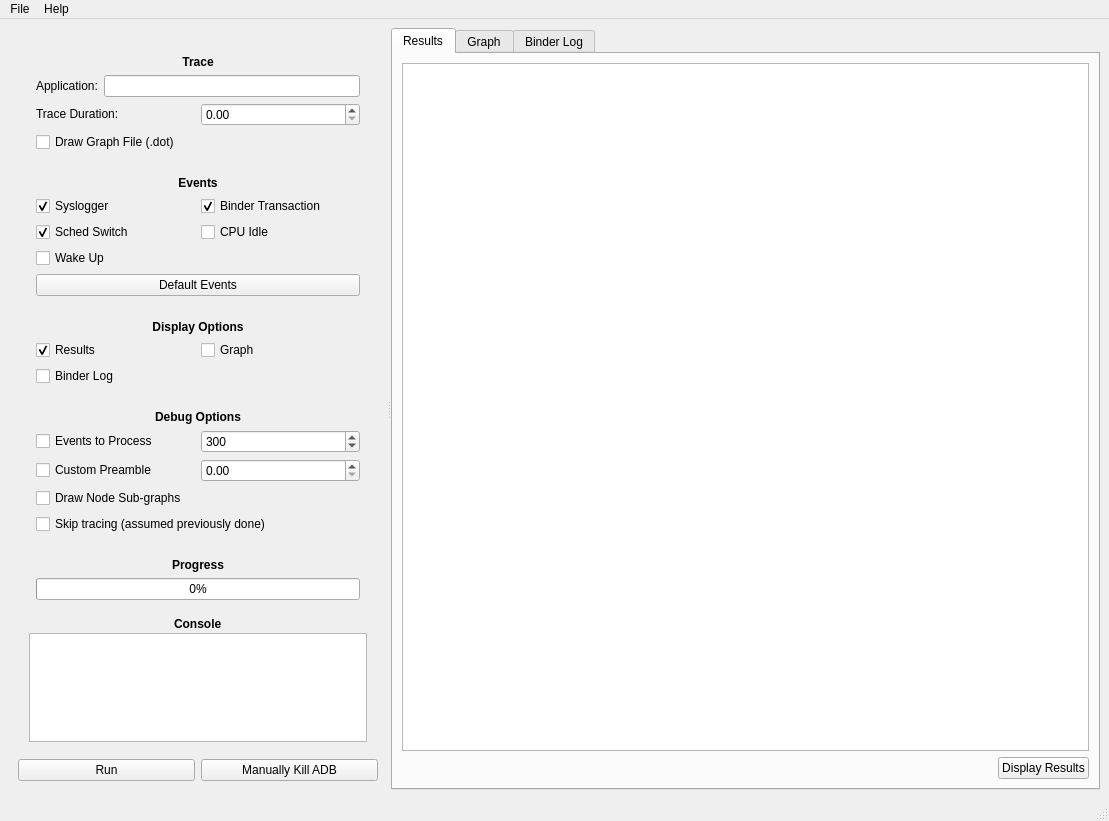
Old version of the form UI/MainInterface.ui in the repository alxhoff/BrezeFlow.
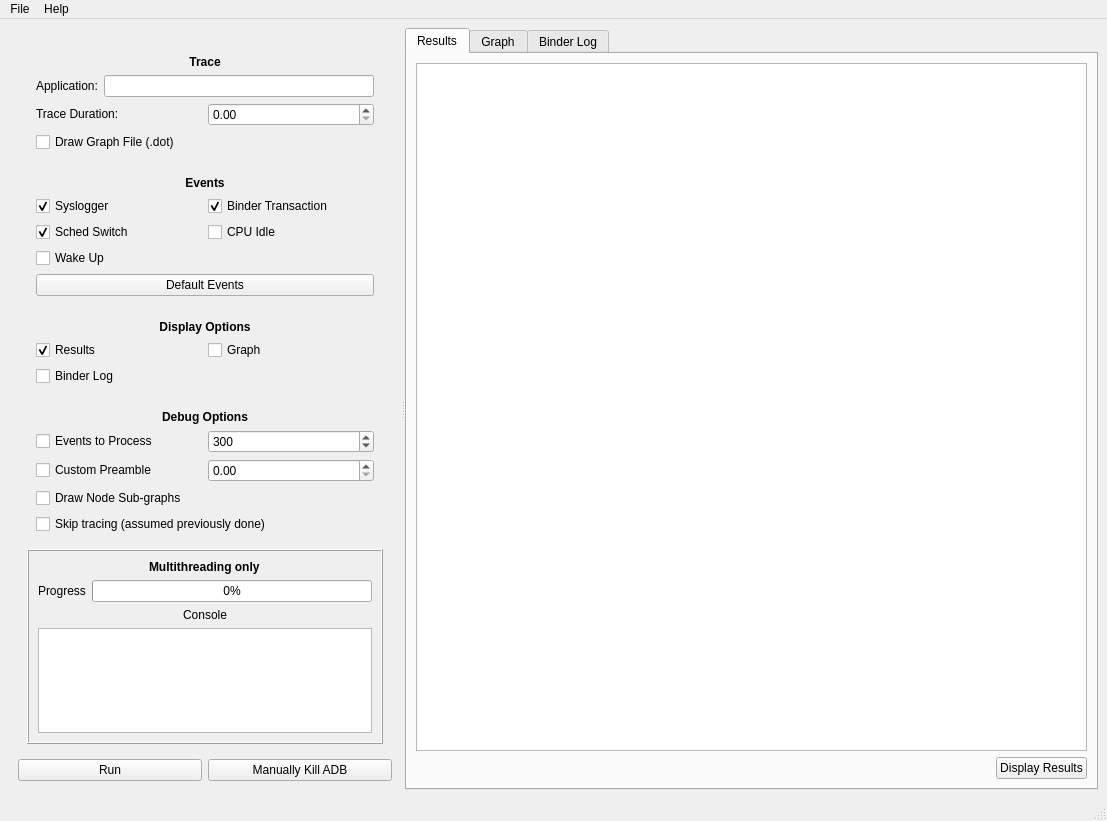
New version of the form. The open tabs and pages were chosen to show the change. Icons and pictures are not drawn.

Commit message: Added multithreading and multiprocess support

What changed in the file:
```diff
--- a/UI/MainInterface.ui
+++ b/UI/MainInterface.ui
@@ -6,7 +6,7 @@
    <rect>
     <x>0</x>
     <y>0</y>
-    <width>1109</width>
+    <width>1107</width>
     <height>821</height>
    </rect>
   </property>
@@ -50,7 +50,7 @@
             <rect>
              <x>0</x>
              <y>0</y>
-             <width>411</width>
+             <width>359</width>
              <height>714</height>
             </rect>
            </property>
@@ -401,12 +401,27 @@
                </sizepolicy>
               </property>
               <property name="frameShape">
-               <enum>QFrame::NoFrame</enum>
+               <enum>QFrame::Box</enum>
               </property>
               <property name="frameShadow">
                <enum>QFrame::Raised</enum>
               </property>
               <layout class="QVBoxLayout" name="verticalLayout_6">
+               <item alignment="Qt::AlignHCenter">
+                <widget class="QLabel" name="label_10">
+                 <property name="font">
+                  <font>
+                   <weight>75</weight>
+                   <bold>true</bold>
+                  </font>
+                 </property>
+                 <property name="text">
+                  <string>Multithreading only</string>
+                 </property>
+                </widget>
+               </item>
+               <item>
+                <layout class="QHBoxLayout" name="horizontalLayout_11">
                <item>
                 <widget class="QLabel" name="label_4">
                  <property name="sizePolicy">
@@ -416,7 +431,7 @@
                   </sizepolicy>
                  </property>
                  <property name="text">
-                  <string>&lt;b&gt;Progress&lt;/b&gt;</string>
+                    <string>Progress</string>
                  </property>
                  <property name="alignment">
                   <set>Qt::AlignHCenter|Qt::AlignTop</set>
@@ -434,32 +449,7 @@
                 </widget>
                </item>
               </layout>
-             </widget>
-            </item>
-            <item>
-             <widget class="QFrame" name="frameConsole">
-              <property name="frameShape">
-               <enum>QFrame::NoFrame</enum>
-              </property>
-              <property name="frameShadow">
-               <enum>QFrame::Raised</enum>
-              </property>
-              <layout class="QVBoxLayout" name="verticalLayout_10">
-               <property name="spacing">
-                <number>2</number>
-               </property>
-               <property name="leftMargin">
-                <number>2</number>
-               </property>
-               <property name="topMargin">
-                <number>2</number>
-               </property>
-               <property name="rightMargin">
-                <number>2</number>
-               </property>
-               <property name="bottomMargin">
-                <number>2</number>
-               </property>
+               </item>
                <item alignment="Qt::AlignHCenter">
                 <widget class="QLabel" name="label_7">
                  <property name="sizePolicy">
@@ -470,8 +460,8 @@
                  </property>
                  <property name="font">
                   <font>
-                   <weight>75</weight>
-                   <bold>true</bold>
+                   <weight>50</weight>
+                   <bold>false</bold>
                   </font>
                  </property>
                  <property name="text">
@@ -482,7 +472,7 @@
                <item>
                 <widget class="QTextEdit" name="textEditConsole">
                  <property name="autoFillBackground">
-                  <bool>false</bool>
+                  <bool>true</bool>
                  </property>
                 </widget>
                </item>
@@ -608,7 +598,7 @@
     <rect>
      <x>0</x>
      <y>0</y>
-     <width>1109</width>
+     <width>1107</width>
      <height>19</height>
     </rect>
    </property>
```
Left out of the diff: 2 changed lines with no effect on the pictures. Lines whose indentation alone changed are shown as unchanged. The commit also changes 5 other files.
